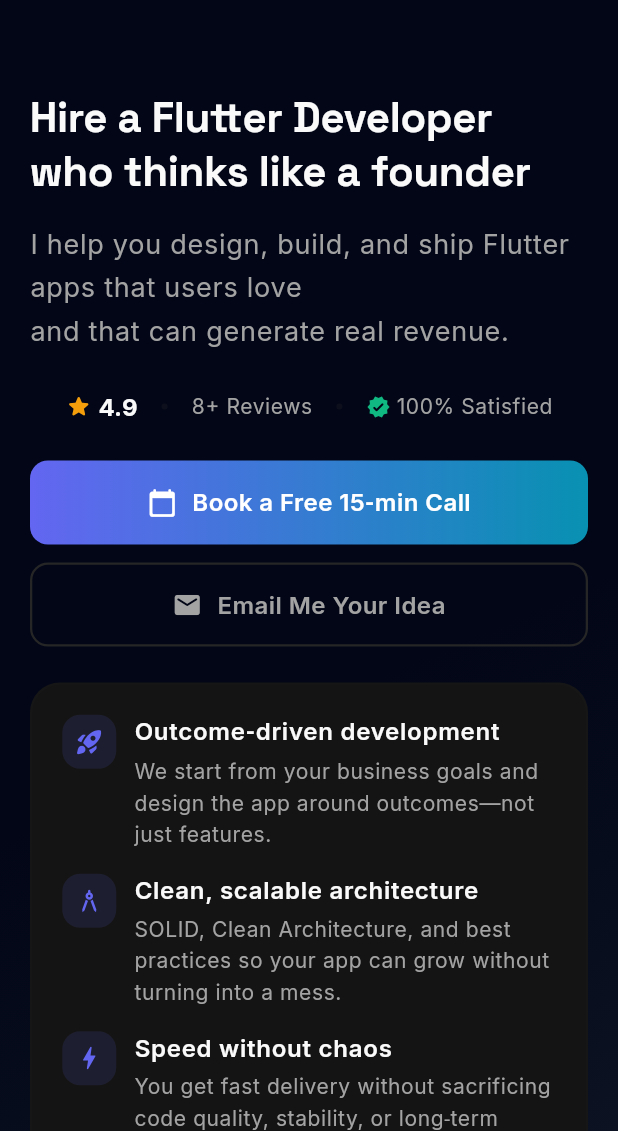
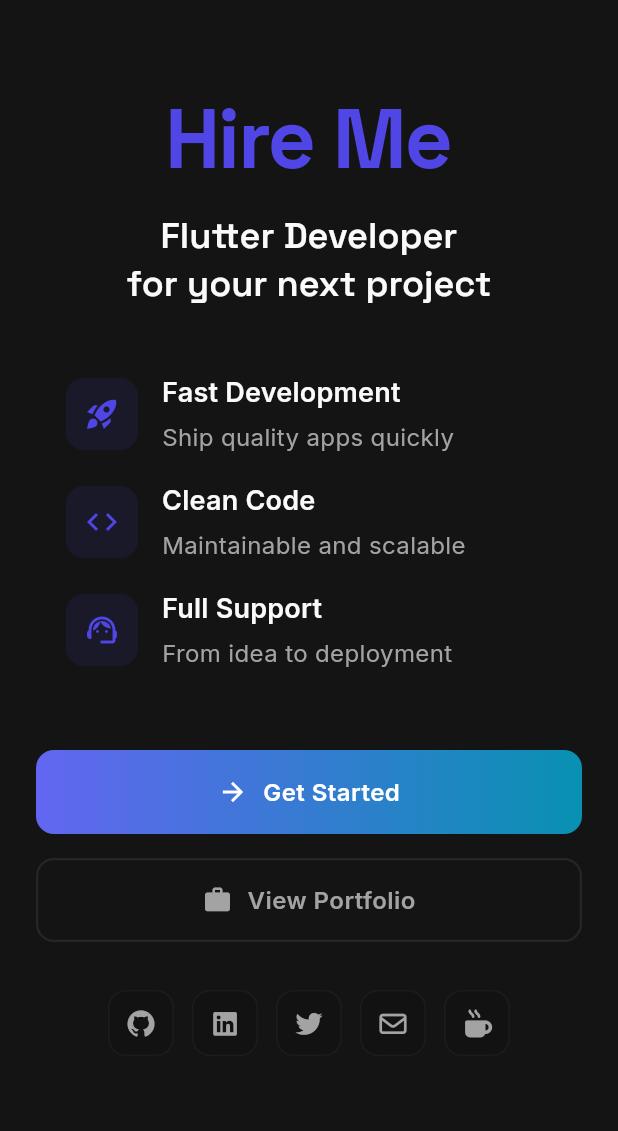
Before and after one commit to Sanaullah49/sanaullah, a Flutter app: the HireMePage screen opened by its route, on a phone screen of 412 x 824 dp, the part 105-1236 px from its top. Run offline on Flutter 3.47's test engine with Material 3 defaults, Android fonts, the phone set to English and light mode, and no system bars; our stand-ins replace animated_text_kit, firebase_core, flutter_markdown_plus, flutter_riverpod, font_awesome_flutter, go_router and 3 more; accounts and stored records are empty.

Commit message:
hire me responsiveness

```diff
--- a/lib/features/hire_me/hire_me_page.dart
+++ b/lib/features/hire_me/hire_me_page.dart
@@ -1,8 +1,5 @@
 import 'package:flutter/material.dart';
 
-import '../../core/theme/app_colors.dart';
-import '../../core/theme/theme_provider.dart';
-import '../../core/utils/responsive_utils.dart';
 import '../../core/utils/url_launcher_utils.dart';
 import '../../core/widgets/primary_button.dart';
 import '../../core/widgets/secondary_button.dart';
@@ -10,327 +7,413 @@
 import '../home/widgets/contact_form.dart';
 import '../testimonials/widgets/testimonial_stats.dart';
 import 'data/pricing_data.dart';
-import 'widgets/pricing_card.dart';
+import 'models/pricing_model.dart';
 
 class HireMePage extends StatelessWidget {
   const HireMePage({super.key});
 
   @override
   Widget build(BuildContext context) {
-    final isMobile = context.isMobile;
-    final horizontalPadding = context.horizontalPadding;
+    final screenWidth = MediaQuery.of(context).size.width;
+    final isMobile = screenWidth < 768;
+    final horizontalPadding = isMobile ? 24.0 : 40.0;
 
     return SingleChildScrollView(
+      padding: EdgeInsets.symmetric(horizontal: horizontalPadding),
       child: Column(
         children: [
-          Container(
-            padding: EdgeInsets.symmetric(
-              horizontal: horizontalPadding,
-              vertical: isMobile ? 60 : 100,
-            ),
-            decoration: BoxDecoration(
-              gradient: context.isDarkMode
-                  ? const LinearGradient(
-                      begin: Alignment.topLeft,
-                      end: Alignment.bottomRight,
-                      colors: [
-                        Color(0xFF020617),
-                        Color(0xFF020617),
-                        Color(0xFF111827),
-                      ],
-                    )
-                  : const LinearGradient(
-                      begin: Alignment.topLeft,
-                      end: Alignment.bottomRight,
-                      colors: [Color(0xFFE0EAFF), Color(0xFFF5F3FF)],
-                    ),
-            ),
-            child: Center(
-              child: ConstrainedBox(
-                constraints: const BoxConstraints(maxWidth: 1100),
-                child: isMobile
-                    ? _buildMobileHero(context)
-                    : _buildDesktopHero(context),
-              ),
-            ),
-          ),
-
-          const SizedBox(height: 40),
-
-          Padding(
-            padding: EdgeInsets.symmetric(
-              horizontal: horizontalPadding,
-              vertical: isMobile ? 40 : 60,
-            ),
-            child: ConstrainedBox(
-              constraints: const BoxConstraints(maxWidth: 1100),
-              child: _buildPricingSection(context),
-            ),
-          ),
-
-          Padding(
-            padding: EdgeInsets.symmetric(
-              horizontal: horizontalPadding,
-              vertical: isMobile ? 40 : 60,
-            ),
-            child: ConstrainedBox(
-              constraints: const BoxConstraints(maxWidth: 900),
-              child: const ContactForm(),
-            ),
-          ),
+          const SizedBox(height: 60),
+          _buildHeroSection(context),
+          const SizedBox(height: 80),
+          _buildPricingSection(context),
+          const SizedBox(height: 80),
+          _buildContactSection(context),
+          const SizedBox(height: 60),
         ],
       ),
     );
   }
 
-  Widget _buildDesktopHero(BuildContext context) {
-    final textTheme = context.textTheme;
-    final colorScheme = context.colorScheme;
+  Widget _buildHeroSection(BuildContext context) {
+    final isMobile = MediaQuery.of(context).size.width < 768;
 
-    return Row(
-      children: [
-        Expanded(
-          flex: 6,
-          child: Column(
-            crossAxisAlignment: CrossAxisAlignment.start,
+    if (isMobile) {
+      return Column(
         children: [
           Text(
-                'Hire a Flutter Developer\nwho thinks like a founder',
-                style: textTheme.displaySmall?.copyWith(
-                  fontWeight: FontWeight.w800,
+            'Hire Me',
+            style: Theme.of(context).textTheme.displayMedium?.copyWith(
+              fontWeight: FontWeight.bold,
+              color: Theme.of(context).colorScheme.primary,
             ),
           ),
           const SizedBox(height: 16),
           Text(
-                "I don’t just write code. I help you design, build, and ship mobile products\nthat people actually use — and that can make you serious money.",
-                style: textTheme.bodyLarge?.copyWith(
-                  color: colorScheme.onSurfaceVariant,
-                  height: 1.6,
-                ),
+            'Flutter Developer\nfor your next project',
+            style: Theme.of(
+              context,
+            ).textTheme.headlineSmall?.copyWith(fontWeight: FontWeight.w600),
+            textAlign: TextAlign.center,
           ),
           const SizedBox(height: 24),
-              const TestimonialStatsInline(),
-              const SizedBox(height: 24),
-              Wrap(
-                spacing: 16,
-                runSpacing: 12,
+          Container(
+            padding: const EdgeInsets.all(20),
+            decoration: BoxDecoration(
+              color: Theme.of(context).colorScheme.surfaceContainer,
+              borderRadius: BorderRadius.circular(16),
+            ),
+            child: Column(
               children: [
-                  PrimaryButton(
-                    text: 'Book a Free 15‑min Call',
-                    icon: Icons.calendar_today_rounded,
-                    onPressed: () => UrlLauncherUtils.openCalendly(),
+                _buildFeatureItem(
+                  context,
+                  Icons.rocket_launch,
+                  'Fast Development',
+                  'Ship quality apps quickly',
                 ),
-                  SecondaryButton(
-                    text: 'Email Me Your Idea',
-                    icon: Icons.email_rounded,
-                    onPressed: () => UrlLauncherUtils.launchEmail(
-                      subject: 'Project Idea - Flutter App',
+                const SizedBox(height: 16),
+                _buildFeatureItem(
+                  context,
+                  Icons.code,
+                  'Clean Code',
+                  'Maintainable and scalable',
                 ),
+                const SizedBox(height: 16),
+                _buildFeatureItem(
+                  context,
+                  Icons.support_agent,
+                  'Full Support',
+                  'From idea to deployment',
                 ),
               ],
             ),
-              const SizedBox(height: 24),
-              const SocialButtonRow(showEmail: true, showBuyMeACoffee: true),
-            ],
           ),
-        ),
-
-        const SizedBox(width: 60),
-
-        Expanded(flex: 4, child: _buildHeroHighlights(context)),
-      ],
-    );
-  }
-
-  Widget _buildMobileHero(BuildContext context) {
-    final textTheme = context.textTheme;
-    final colorScheme = context.colorScheme;
-
-    return Column(
-      crossAxisAlignment: CrossAxisAlignment.start,
-      children: [
-        Text(
-          'Hire a Flutter Developer\nwho thinks like a founder',
-          style: textTheme.headlineMedium?.copyWith(
-            fontWeight: FontWeight.w800,
-          ),
+          const SizedBox(height: 32),
+          PrimaryButton(
+            text: 'Get Started',
+            icon: Icons.arrow_forward,
+            onPressed: () => UrlLauncherUtils.openCalendly(),
+            fullWidth: true,
           ),
           const SizedBox(height: 16),
-        Text(
-          "I help you design, build, and ship Flutter apps that users love\nand that can generate real revenue.",
-          style: textTheme.bodyLarge?.copyWith(
-            color: colorScheme.onSurfaceVariant,
-            height: 1.6,
+          SecondaryButton(
+            text: 'View Portfolio',
+            icon: Icons.work,
+            onPressed: () {},
+            fullWidth: true,
           ),
-        ),
-        const SizedBox(height: 24),
-        const TestimonialStatsInline(),
-        const SizedBox(height: 24),
-        PrimaryButton(
-          text: 'Book a Free 15‑min Call',
-          icon: Icons.calendar_today_rounded,
-          fullWidth: true,
-          onPressed: () => UrlLauncherUtils.openCalendly(),
-        ),
-        const SizedBox(height: 12),
-        SecondaryButton(
-          text: 'Email Me Your Idea',
-          icon: Icons.email_rounded,
-          fullWidth: true,
-          onPressed: () => UrlLauncherUtils.launchEmail(
-            subject: 'Project Idea - Flutter App',
-          ),
-        ),
-        const SizedBox(height: 24),
-        _buildHeroHighlights(context),
-        const SizedBox(height: 24),
+          const SizedBox(height: 32),
           const SocialButtonRow(showEmail: true, showBuyMeACoffee: true),
         ],
       );
     }
 
-  Widget _buildHeroHighlights(BuildContext context) {
-    final textTheme = context.textTheme;
-    final colorScheme = context.colorScheme;
-
-    final items = [
-      _HighlightItem(
-        icon: Icons.rocket_launch_rounded,
-        title: 'Outcome‑driven development',
-        description:
-            'We start from your business goals and design the app around outcomes—not just features.',
+    // Desktop/Tablet
+    return Column(
+      children: [
+        Text(
+          'Hire Me',
+          style: Theme.of(context).textTheme.displayLarge?.copyWith(
+            fontWeight: FontWeight.bold,
+            color: Theme.of(context).colorScheme.primary,
           ),
-      _HighlightItem(
-        icon: Icons.architecture_rounded,
-        title: 'Clean, scalable architecture',
-        description:
-            'SOLID, Clean Architecture, and best practices so your app can grow without turning into a mess.',
         ),
-      _HighlightItem(
-        icon: Icons.bolt_rounded,
-        title: 'Speed without chaos',
-        description:
-            'You get fast delivery without sacrificing code quality, stability, or long‑term maintainability.',
+        const SizedBox(height: 24),
+        Text(
+          'Expert Flutter Developer ready to build\nyour next amazing application',
+          style: Theme.of(
+            context,
+          ).textTheme.headlineMedium?.copyWith(fontWeight: FontWeight.w600),
+          textAlign: TextAlign.center,
         ),
-    ];
-
-    return Container(
-      padding: const EdgeInsets.all(20),
+        const SizedBox(height: 40),
+        Row(
+          children: [
+            Expanded(
+              child: Container(
+                padding: const EdgeInsets.all(32),
                 decoration: BoxDecoration(
-        color: context.isDarkMode ? AppColors.darkCard : AppColors.lightCard,
+                  color: Theme.of(context).colorScheme.surfaceContainer,
                   borderRadius: BorderRadius.circular(20),
-        border: Border.all(
-          color: colorScheme.outline.withValues(alpha: 0.1),
-          width: 1.5,
-        ),
                 ),
                 child: Column(
                   crossAxisAlignment: CrossAxisAlignment.start,
-        children: items.map((item) {
-          return Padding(
-            padding: const EdgeInsets.only(bottom: 16),
-            child: Row(
-              crossAxisAlignment: CrossAxisAlignment.start,
+                  children: [
+                    _buildFeatureItem(
+                      context,
+                      Icons.rocket_launch,
+                      'Fast Development',
+                      'Ship quality apps quickly with modern practices',
+                    ),
+                    const SizedBox(height: 24),
+                    _buildFeatureItem(
+                      context,
+                      Icons.code,
+                      'Clean Code',
+                      'Maintainable architecture that scales',
+                    ),
+                    const SizedBox(height: 24),
+                    _buildFeatureItem(
+                      context,
+                      Icons.support_agent,
+                      'Full Support',
+                      'End-to-end development services',
+                    ),
+                  ],
+                ),
+              ),
+            ),
+            const SizedBox(width: 40),
+            Expanded(
+              child: Column(
+                children: [
+                  PrimaryButton(
+                    text: 'Schedule a Call',
+                    icon: Icons.calendar_today,
+                    onPressed: () => UrlLauncherUtils.openCalendly(),
+                    fullWidth: true,
+                    height: 56,
+                  ),
+                  const SizedBox(height: 16),
+                  SecondaryButton(
+                    text: 'Send Message',
+                    icon: Icons.email,
+                    onPressed: () => UrlLauncherUtils.launchEmail(
+                      subject: 'Hire Me Inquiry',
+                    ),
+                    fullWidth: true,
+                    height: 56,
+                  ),
+                  const SizedBox(height: 24),
+                  const TestimonialStatsInline(),
+                  const SizedBox(height: 24),
+                  const SocialButtonRow(
+                    showEmail: true,
+                    showBuyMeACoffee: true,
+                  ),
+                ],
+              ),
+            ),
+          ],
+        ),
+      ],
+    );
+  }
+
+  Widget _buildFeatureItem(
+    BuildContext context,
+    IconData icon,
+    String title,
+    String description,
+  ) {
+    return Row(
       children: [
         Container(
-                  width: 36,
-                  height: 36,
+          padding: const EdgeInsets.all(12),
           decoration: BoxDecoration(
-                    color: AppColors.primary.withValues(alpha: 0.12),
+            color: Theme.of(context).colorScheme.primary.withValues(alpha: 0.1),
             borderRadius: BorderRadius.circular(12),
           ),
-                  child: Icon(item.icon, size: 20, color: AppColors.primary),
+          child: Icon(
+            icon,
+            color: Theme.of(context).colorScheme.primary,
+            size: 24,
           ),
-                const SizedBox(width: 12),
+        ),
+        const SizedBox(width: 16),
         Expanded(
           child: Column(
             crossAxisAlignment: CrossAxisAlignment.start,
             children: [
               Text(
-                        item.title,
-                        style: textTheme.labelLarge?.copyWith(
-                          fontWeight: FontWeight.w600,
-                        ),
+                title,
+                style: Theme.of(
+                  context,
+                ).textTheme.titleMedium?.copyWith(fontWeight: FontWeight.w600),
               ),
               const SizedBox(height: 4),
               Text(
-                        item.description,
-                        style: textTheme.bodySmall?.copyWith(
-                          color: colorScheme.onSurfaceVariant,
-                          height: 1.5,
+                description,
+                style: Theme.of(context).textTheme.bodyMedium?.copyWith(
+                  color: Theme.of(context).colorScheme.onSurfaceVariant,
                 ),
               ),
             ],
           ),
         ),
       ],
-            ),
-          );
-        }).toList(),
-      ),
     );
   }
 
   Widget _buildPricingSection(BuildContext context) {
-    final isMobile = context.isMobile;
-    final plans = PricingData.plans;
+    final screenWidth = MediaQuery.of(context).size.width;
+    final isMobile = screenWidth < 768;
 
     return Column(
       children: [
         Text(
-          'Choose how we work together',
-          style: context.textTheme.headlineMedium?.copyWith(
-            fontWeight: FontWeight.w700,
-          ),
-          textAlign: TextAlign.center,
+          'Simple Pricing',
+          style: Theme.of(
+            context,
+          ).textTheme.headlineMedium?.copyWith(fontWeight: FontWeight.bold),
         ),
         const SizedBox(height: 8),
         Text(
-          'Pricing ranges are realistic based on scope. Once I understand your project, you’ll get a clear, fixed quote.',
-          style: context.textTheme.bodyMedium?.copyWith(
-            color: context.colorScheme.onSurfaceVariant,
+          'Choose the plan that fits your needs',
+          style: Theme.of(context).textTheme.bodyLarge?.copyWith(
+            color: Theme.of(context).colorScheme.onSurfaceVariant,
           ),
-          textAlign: TextAlign.center,
         ),
-        const SizedBox(height: 32),
-        LayoutBuilder(
-          builder: (context, constraints) {
-            if (isMobile || constraints.maxWidth < 900) {
-              return Column(
-                children: [
-                  for (final plan in plans) ...[
-                    PricingCard(plan: plan),
-                    const SizedBox(height: 24),
-                  ],
+        const SizedBox(height: 48),
+        if (isMobile)
+          ...PricingData.plans.map(
+            (plan) => Padding(
+              padding: const EdgeInsets.only(bottom: 16),
+              child: _SimplePricingCard(plan: plan),
+            ),
+          )
+        else
+          Row(
+            children: PricingData.plans
+                .map(
+                  (plan) => Expanded(
+                    child: Padding(
+                      padding: const EdgeInsets.only(right: 24),
+                      child: _SimplePricingCard(plan: plan),
+                    ),
+                  ),
+                )
+                .toList(),
+          ),
       ],
     );
   }
 
-            return Row(
-              crossAxisAlignment: CrossAxisAlignment.start,
+  Widget _buildContactSection(BuildContext context) {
+    return Column(
       children: [
-                Expanded(child: PricingCard(plan: plans[0])),
-                const SizedBox(width: 24),
-                Expanded(child: PricingCard(plan: plans[1])),
-                const SizedBox(width: 24),
-                Expanded(child: PricingCard(plan: plans[2])),
-              ],
-            );
-          },
+        Text(
+          'Let\'s Talk About Your Project',
+          style: Theme.of(
+            context,
+          ).textTheme.headlineMedium?.copyWith(fontWeight: FontWeight.bold),
         ),
+        const SizedBox(height: 16),
+        Text(
+          'Ready to get started? Fill out the form below and I\'ll get back to you within 24 hours.',
+          style: Theme.of(context).textTheme.bodyLarge?.copyWith(
+            color: Theme.of(context).colorScheme.onSurfaceVariant,
+          ),
+          textAlign: TextAlign.center,
+        ),
+        const SizedBox(height: 40),
+        const ContactForm(),
       ],
     );
   }
 }
 
-class _HighlightItem {
-  final IconData icon;
-  final String title;
-  final String description;
+class _SimplePricingCard extends StatelessWidget {
+  final PricingPlan plan;
 
-  const _HighlightItem({
-    required this.icon,
-    required this.title,
-    required this.description,
-  });
+  const _SimplePricingCard({required this.plan});
+
+  @override
+  Widget build(BuildContext context) {
+    final isMobile = MediaQuery.of(context).size.width < 768;
+
+    return Container(
+      padding: EdgeInsets.all(isMobile ? 24 : 32),
+      decoration: BoxDecoration(
+        color: Theme.of(context).colorScheme.surfaceContainer,
+        borderRadius: BorderRadius.circular(16),
+        border: plan.isPopular
+            ? Border.all(color: Theme.of(context).colorScheme.primary, width: 2)
+            : null,
+      ),
+      child: Column(
+        crossAxisAlignment: CrossAxisAlignment.start,
+        children: [
+          Row(
+            children: [
+              Expanded(
+                child: Text(
+                  plan.name,
+                  style: Theme.of(context).textTheme.headlineSmall?.copyWith(
+                    fontWeight: FontWeight.bold,
+                  ),
+                ),
+              ),
+              if (plan.isPopular)
+                Container(
+                  padding: const EdgeInsets.symmetric(
+                    horizontal: 12,
+                    vertical: 6,
+                  ),
+                  decoration: BoxDecoration(
+                    color: Theme.of(context).colorScheme.primary,
+                    borderRadius: BorderRadius.circular(20),
+                  ),
+                  child: Text(
+                    'POPULAR',
+                    style: Theme.of(context).textTheme.labelSmall?.copyWith(
+                      color: Theme.of(context).colorScheme.onPrimary,
+                      fontWeight: FontWeight.bold,
+                    ),
+                  ),
+                ),
+            ],
+          ),
+          const SizedBox(height: 8),
+          Text(
+            plan.subtitle,
+            style: Theme.of(context).textTheme.bodyMedium?.copyWith(
+              color: Theme.of(context).colorScheme.onSurfaceVariant,
+            ),
+          ),
+          const SizedBox(height: 16),
+          Text(
+            plan.priceRange,
+            style: Theme.of(context).textTheme.headlineLarge?.copyWith(
+              fontWeight: FontWeight.bold,
+              color: Theme.of(context).colorScheme.primary,
+            ),
+          ),
+          if (plan.billing.isNotEmpty) ...[
+            Text(
+              plan.billing,
+              style: Theme.of(context).textTheme.bodyMedium?.copyWith(
+                color: Theme.of(context).colorScheme.onSurfaceVariant,
+              ),
+            ),
+          ],
+          const SizedBox(height: 24),
+          ...plan.features
+              .take(4)
+              .map(
+                (feature) => Padding(
+                  padding: const EdgeInsets.only(bottom: 12),
+                  child: Row(
+                    children: [
+                      Icon(Icons.check_circle, size: 20, color: Colors.green),
+                      const SizedBox(width: 12),
+                      Expanded(
+                        child: Text(
+                          feature,
+                          style: Theme.of(context).textTheme.bodyMedium,
+                        ),
+                      ),
+                    ],
+                  ),
+                ),
+              ),
+          const SizedBox(height: 24),
+          PrimaryButton(
+            text: plan.isCustom ? 'Contact Me' : 'Get Started',
+            onPressed: () => UrlLauncherUtils.openCalendly(),
+            fullWidth: true,
+          ),
+        ],
+      ),
+    );
   }
+}
--- a/lib/features/hire_me/widgets/pricing_card.dart
+++ b/lib/features/hire_me/widgets/pricing_card.dart
@@ -90,8 +90,11 @@
             ),
           ],
         ),
-        transform: Matrix4.identity()
-          ..translate(0.0, _isHovered || plan.isPopular ? -6.0 : 0.0),
+        transform: Matrix4.translationValues(
+          0.0,
+          _isHovered || plan.isPopular ? -6.0 : 0.0,
+          0.0,
+        ),
         child: Column(
           crossAxisAlignment: CrossAxisAlignment.start,
           children: [
```
Also changed, not shown: 1 other file. Lines whose indentation alone changed are shown as unchanged.
